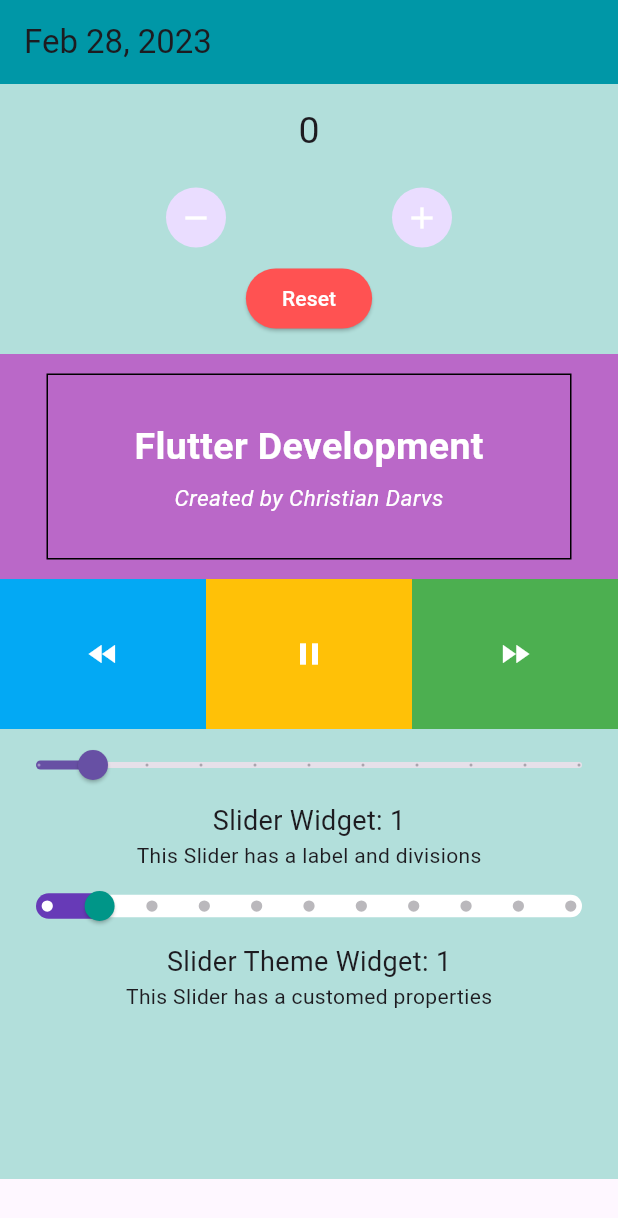
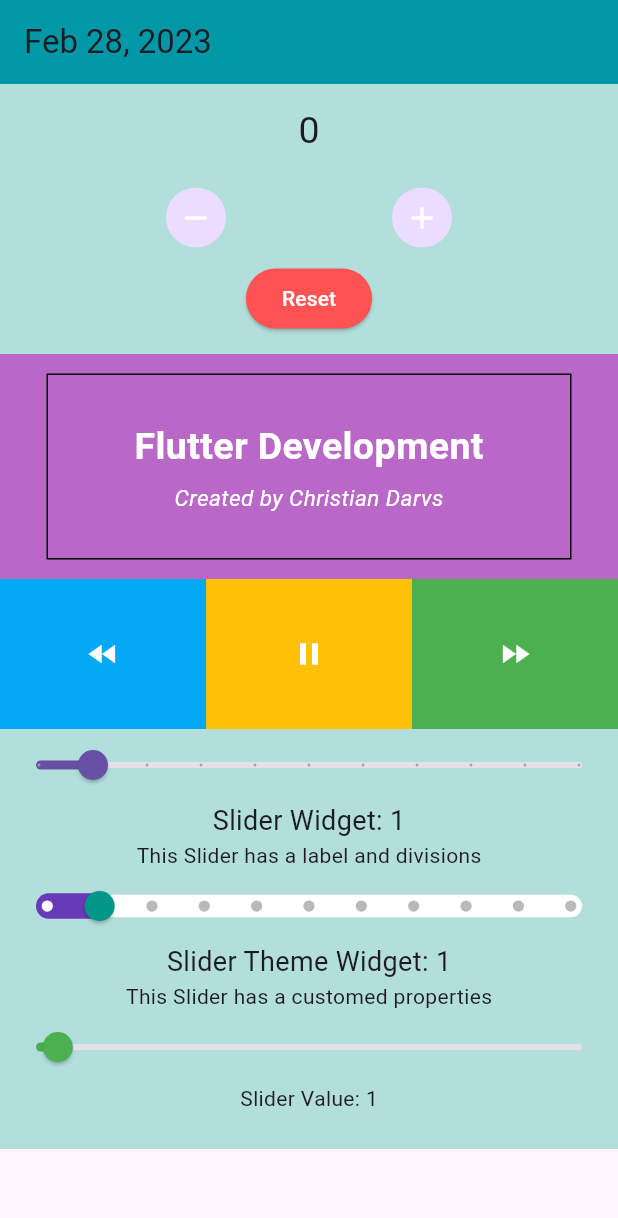
Before and after one commit to christiandarvs/Daily_Study, a Flutter app: the screen it shows after launch, on a phone screen of 412 x 824 dp. Shown: the top 1218 px of the screen. Run offline on Flutter 3.47's test engine with Material 2 defaults, Android fonts, the phone set to English and light mode, and no system bars.

Commit message:
add another slider

```diff
--- a/lib/feb_twenty_eight.dart
+++ b/lib/feb_twenty_eight.dart
@@ -12,7 +12,12 @@
       ),
       body: SafeArea(
           child: ListView(
-        children: const [Count(), Landing(), AnimatedCon(), SliderExample()],
+        children: const [
+          Count(),
+          Landing(),
+          AnimatedCon(),
+          SliderExample(),
+        ],
       )),
     );
   }
@@ -217,10 +222,11 @@
 class _SliderExampleState extends State<SliderExample> {
   double _value = 1.0;
   double secondValue = 1.0;
+  double daVal = 1.0;
   @override
   Widget build(BuildContext context) {
     return Container(
-      height: 300,
+      height: 280,
       color: Colors.teal.shade100,
       width: double.infinity,
       child: Column(
@@ -247,8 +253,10 @@
                 activeTickMarkColor: Colors.white,
                 trackShape: const RoundedRectSliderTrackShape(),
                 trackHeight: 15,
+                valueIndicatorShape: const PaddleSliderValueIndicatorShape(),
                 thumbColor: Colors.teal,
                 inactiveTrackColor: Colors.white,
+                valueIndicatorColor: Colors.blueGrey,
                 activeTrackColor: Colors.deepPurple),
             child: Slider(
               label: '${secondValue.round()}',
@@ -268,6 +276,17 @@
             style: const TextStyle(fontSize: 18),
           ),
           const Text('This Slider has a customed properties'),
+          Slider(
+              activeColor: Colors.green,
+              min: 0,
+              max: 25,
+              value: daVal,
+              onChanged: ((value) {
+                setState(() {
+                  daVal = value;
+                });
+              })),
+          Text('Slider Value: ${daVal.toInt()}')
         ],
       ),
     );
```
